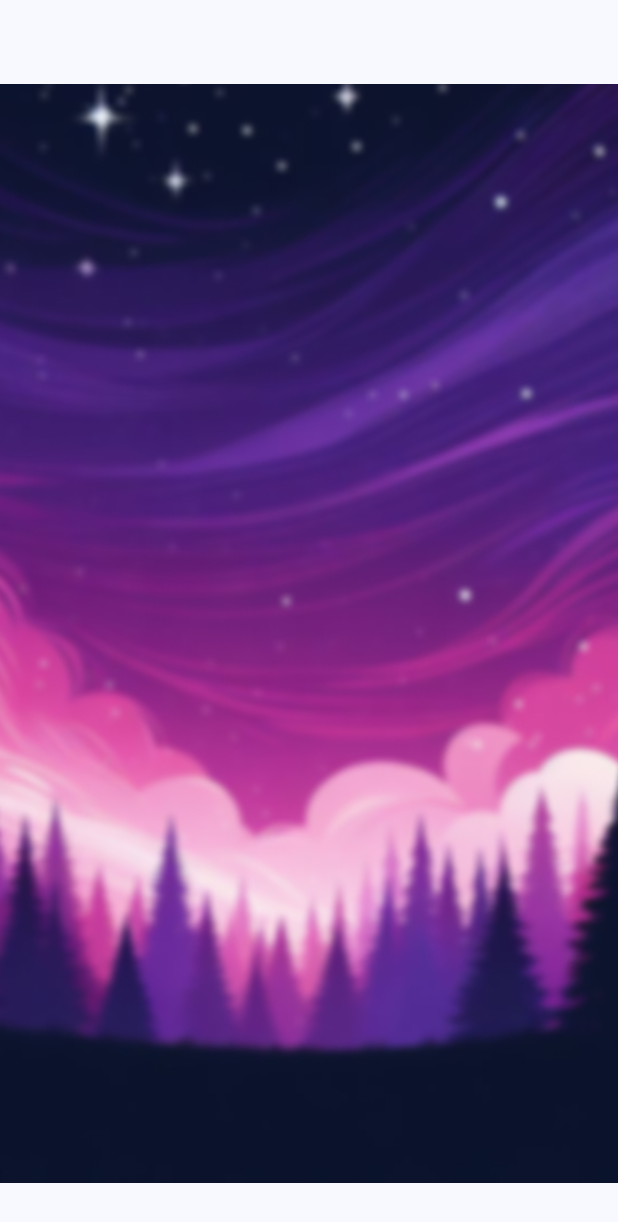
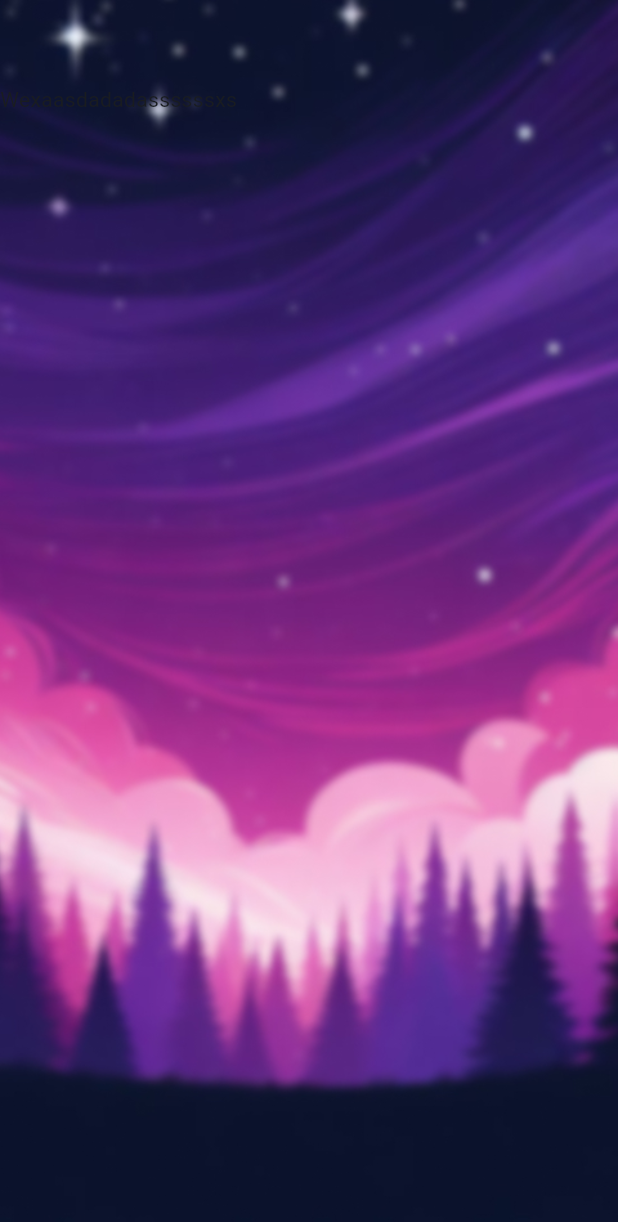
Before and after one commit to udithayeshmantha/Zenaura, a Flutter app: the screen it shows after launch, on a phone screen of 412 x 824 dp. Shown: the top 1222 px of the screen. Run offline on Flutter 3.47's test engine with Material 3 defaults, Android fonts, the phone set to English and light mode, and no system bars.

Commit message:
chore: Update README.md and welcome_page.dart

```diff
--- a/lib/screens/welcome_page.dart
+++ b/lib/screens/welcome_page.dart
@@ -6,10 +6,21 @@ class WelcomePage extends StatelessWidget {
   @override
   Widget build(BuildContext context) {
     return Scaffold(
-      appBar: AppBar(),
+      appBar: AppBar(
+        backgroundColor: Colors.transparent,
+      ),
+      extendBodyBehindAppBar: true,
       body: Stack(
         children: [
-          Image.asset('assets/images/WelcomePage_bg.jpg', fit: BoxFit.cover),
+          Image.asset(
+            'assets/images/WelcomePage_bg.jpg',
+            fit: BoxFit.cover,
+            height: double.infinity,
+            width: double.infinity,
+          ),
+          const SafeArea(
+            child: Text("Wexaasdadadassssssxs"),
+          )
         ],
       ),
     );
```
Also changed, not shown: 1 other file.
